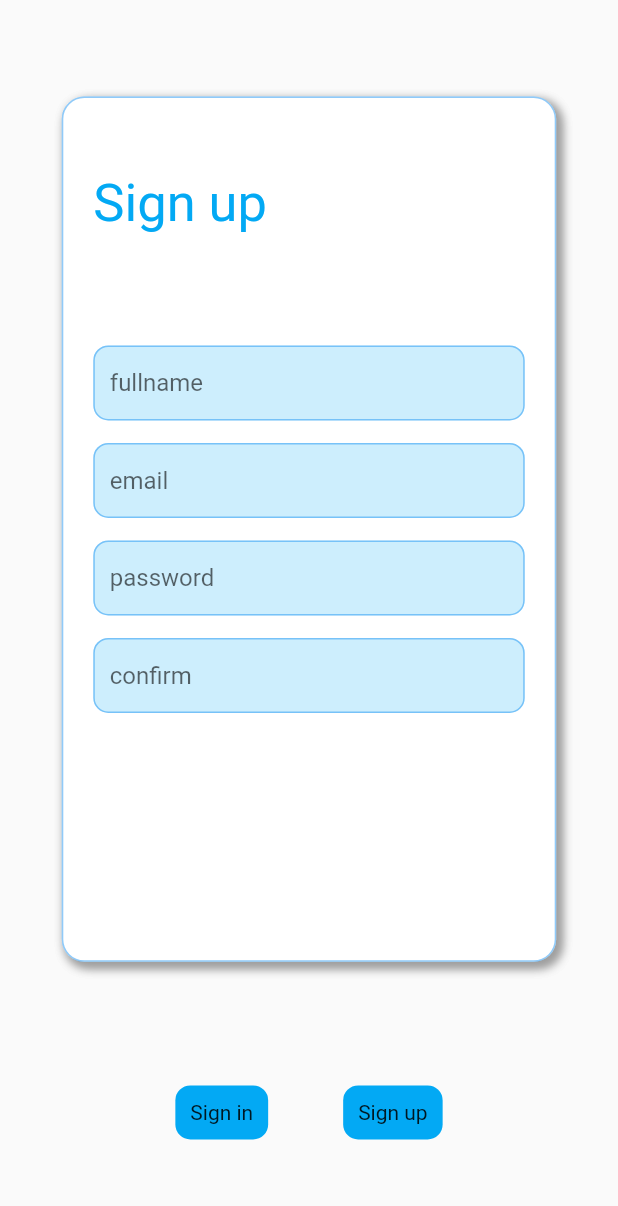
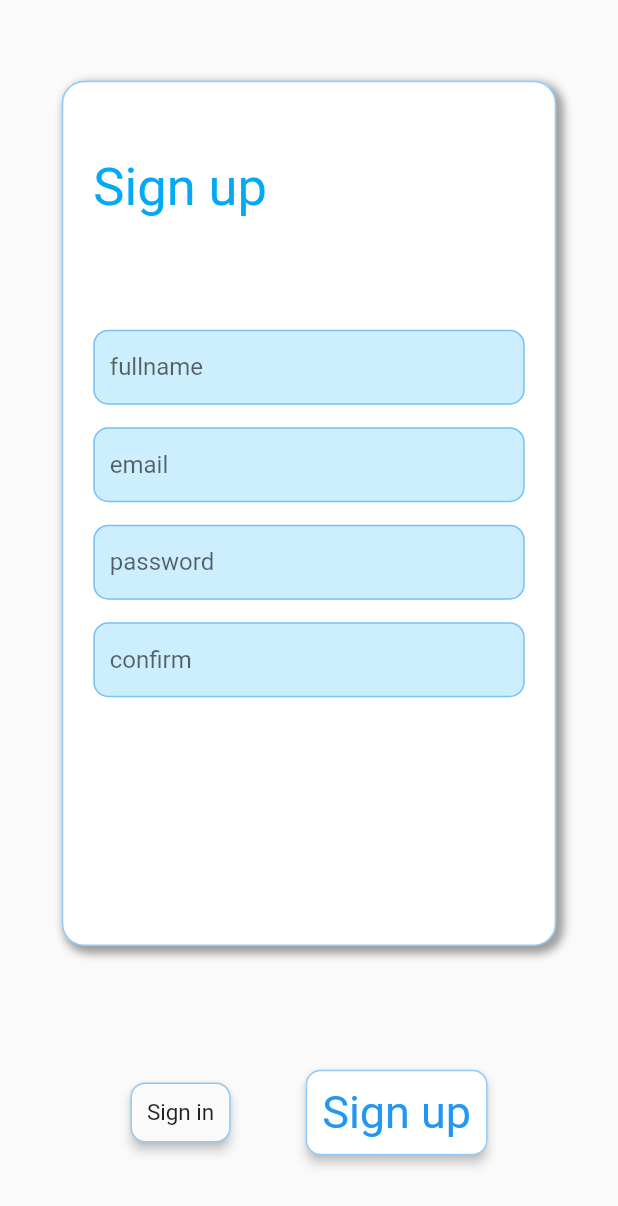
Before and after one commit to mwritter/AnimatedCardStack, a Flutter app: the screen it shows after launch, after a tap on "Sign up", on a phone screen of 412 x 824 dp. Shown: the top 1206 px of the screen. Run offline on Flutter 3.47's test engine with Material 2 defaults, Android fonts, the phone set to English and light mode, and no system bars.

Commit message:
Added Animations to the buttons and a little style

```diff
--- a/lib/animatedCardStack.dart
+++ b/lib/animatedCardStack.dart
@@ -18,12 +18,18 @@ class _AnimatedCardStackState extends State<AnimatedCardStack>
   bool swap = false;
   Animation<double> animation;
   Animation<double> animationTwo;
+  Animation<double> animateButton;
+  Animation<double> animateButtonTwo;
   AnimationController controller;
   AnimationController controllerTwo;
+  AnimationController controllerSignInButton;
+  AnimationController controllerSignUpButton;
   Widget firstWidget;
   Widget secondWidget;
   Duration animationDuration;
   String currentCard = "Sign in";
+  bool textColorBlue = false;
+
   @override
   void initState() {
     super.initState();
@@ -34,6 +40,28 @@ class _AnimatedCardStackState extends State<AnimatedCardStack>
     controller = AnimationController(vsync: this, duration: animationDuration);
     controllerTwo =
         AnimationController(vsync: this, duration: animationDuration);
+    controllerSignInButton =
+        AnimationController(vsync: this, duration: Duration(milliseconds: 400));
+    animateButton = Tween(begin: 15.0, end: 30.0).animate(CurvedAnimation(
+      parent: controllerSignInButton,
+      curve: Curves.easeIn,
+      reverseCurve: Curves.easeOut,
+    )..addStatusListener((status) {
+        if (status == AnimationStatus.completed) {
+          textColorBlue = !textColorBlue;
+        }
+      }));
+    controllerSignUpButton =
+        AnimationController(vsync: this, duration: Duration(milliseconds: 400));
+    animateButtonTwo = Tween(begin: 15.0, end: 30.0).animate(CurvedAnimation(
+      parent: controllerSignUpButton,
+      curve: Curves.easeIn,
+      reverseCurve: Curves.easeOut,
+    )..addStatusListener((status) {
+        if (status == AnimationStatus.completed) {
+          textColorBlue = !textColorBlue;
+        }
+      }));
 
     animation = Tween(begin: 0.0, end: 0.7).animate(
       CurvedAnimation(
@@ -43,7 +71,6 @@ class _AnimatedCardStackState extends State<AnimatedCardStack>
     )..addStatusListener((status) {
         if (status == AnimationStatus.completed) {
           swap = !swap;
-
           controller.reverse();
         }
       });
@@ -57,6 +84,13 @@ class _AnimatedCardStackState extends State<AnimatedCardStack>
         if (status == AnimationStatus.completed) {
           controllerTwo.reverse();
         }
+      });
+    setState(() {
+      controllerSignInButton.forward();
+    });
+
+    animateButton.addListener(() {
+      setState(() {});
     });
 
     animation.addListener(() {
@@ -90,13 +124,26 @@ class _AnimatedCardStackState extends State<AnimatedCardStack>
   _buttonTap(String card) {
     if (currentCard == card) {
       return;
+    }
+
+    if (card == "Sign up") {
+      setState(() {
+        controllerSignUpButton.forward();
+        controllerSignInButton.reverse();
+      });
     } else {
       setState(() {
+        controllerSignUpButton.reverse();
+        controllerSignInButton.forward();
+      });
+    }
+    textColorBlue = !textColorBlue;
+    setState(() {
+      textColorBlue = !textColorBlue;
       controller.forward();
       controllerTwo.forward();
       currentCard = card;
     });
-    }
   }
 
   @override
@@ -119,15 +166,29 @@ class _AnimatedCardStackState extends State<AnimatedCardStack>
             mainAxisAlignment: MainAxisAlignment.center,
             children: <Widget>[
               GestureDetector(
+                child: Material(
+                  elevation: 3.0,
+                  borderRadius: BorderRadius.circular(10.0),
+                  child: InkWell(
+                    highlightColor: Colors.lightBlue,
                     onTap: () {
                       _buttonTap("Sign in");
                     },
-                child: Material(
+                    child: Container(
+                      decoration: BoxDecoration(
                         borderRadius: BorderRadius.circular(10.0),
-                  color: Colors.lightBlue,
-                  child: Container(
+                        border: Border.all(
+                            color: Colors.blue.withOpacity(0.5), width: 1.0),
+                      ),
                       padding: EdgeInsets.all(10.0),
-                    child: Text("Sign in"),
+                      child: Text(
+                        "Sign in",
+                        style: TextStyle(
+                          color: textColorBlue ? Colors.blue : null,
+                          fontSize: animateButton.value,
+                        ),
+                      ),
+                    ),
                   ),
                 ),
               ),
@@ -135,15 +196,30 @@ class _AnimatedCardStackState extends State<AnimatedCardStack>
                 width: 50.0,
               ),
               GestureDetector(
+                child: Material(
+                  elevation: 3.0,
+                  color: Colors.white,
+                  borderRadius: BorderRadius.circular(10.0),
+                  child: InkWell(
+                    highlightColor: Colors.lightBlue,
                     onTap: () {
                       _buttonTap("Sign up");
                     },
-                child: Material(
+                    child: Container(
+                      decoration: BoxDecoration(
                         borderRadius: BorderRadius.circular(10.0),
-                  color: Colors.lightBlue,
-                  child: Container(
+                        border: Border.all(
+                            color: Colors.blue.withOpacity(0.5), width: 1.0),
+                      ),
                       padding: EdgeInsets.all(10.0),
-                    child: Text("Sign up"),
+                      child: Text(
+                        "Sign up",
+                        style: TextStyle(
+                          color: textColorBlue ? null : Colors.blue,
+                          fontSize: animateButtonTwo.value,
+                        ),
+                      ),
+                    ),
                   ),
                 ),
               ),
```
Lines whose indentation alone changed are shown as unchanged.
